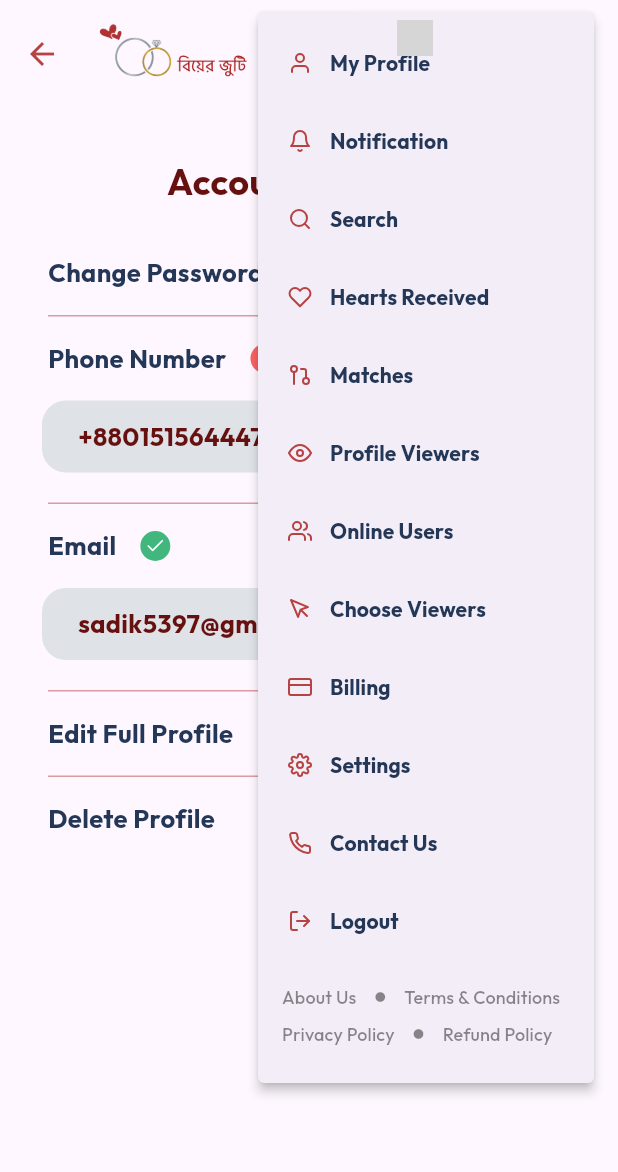
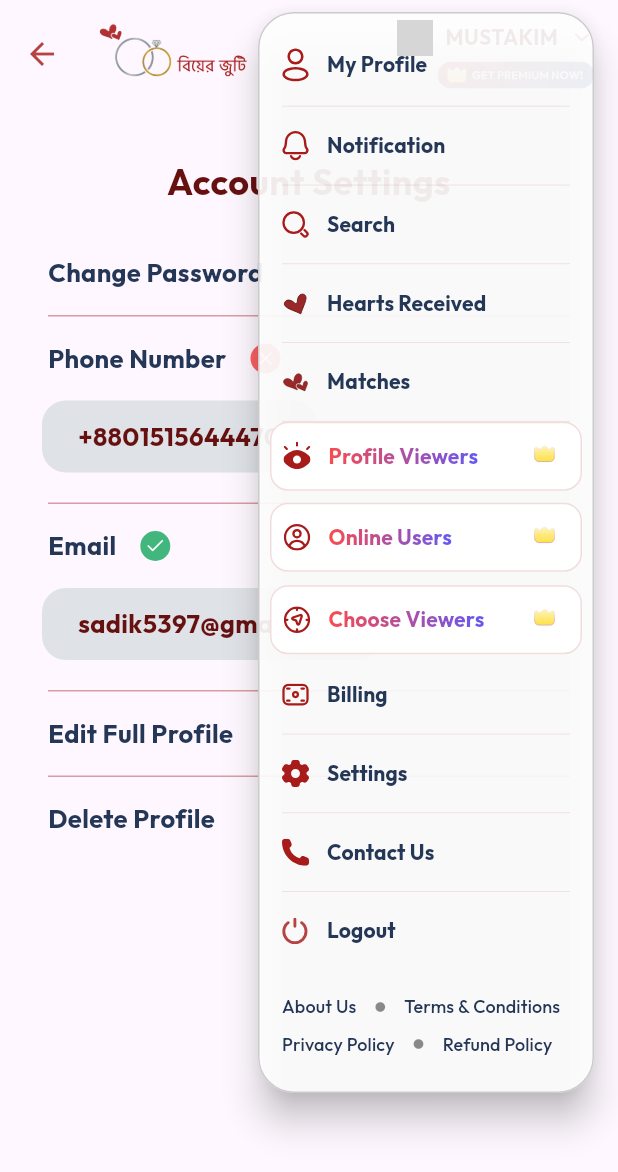
Before and after one commit to sadik5397/biyer_juti_flutter_sadik5397, a Flutter app: the AccountSettings screen opened directly, after a tap on "MUSTAKIM", on a phone screen of 412 x 824 dp. Shown: the top 1172 px of the screen. Run offline on Flutter 3.47's test engine with Material 3 defaults, Android fonts, the phone set to English and light mode, and no system bars; our stand-ins replace cached_network_image, carousel_slider, dotted_border, dropdown_button2, feather_icons, flutter_image_compress and 5 more; network calls fail; key blocks and very long unbroken strings in the code were emptied for the run; grey boxes are pictures that could not be loaded.

Commit message:
UI Bajekoro - Phase 03

```diff
--- a/analysis_options.yaml
+++ b/analysis_options.yaml
@@ -7,7 +7,7 @@
 
 # The following line activates a set of recommended lints for Flutter apps,
 # packages, and plugins designed to encourage good coding practices.
-include: package:flutter_lints/flutter.yaml
+# include: package:flutter_lints/flutter.yaml
 
 linter:
   # The lint rules applied to this project can be customized in the
--- a/lib/component/app_bar.dart
+++ b/lib/component/app_bar.dart
@@ -1,4 +1,5 @@
 import 'package:biyer_juti/component/hyperlink.dart';
+import 'package:biyer_juti/theme/border_radius.dart';
 import 'package:biyer_juti/theme/colors.dart';
 import 'package:biyer_juti/theme/padding.dart';
 import 'package:biyer_juti/util/page_navigation.dart';
@@ -7,6 +8,7 @@ import 'package:cached_network_image/cached_network_image.dart';
 import 'package:feather_icons/feather_icons.dart';
 import 'package:flutter/material.dart';
 import 'package:flutter_svg/svg.dart';
+import 'package:hexcolor/hexcolor.dart';
 
 import '../theme/gap.dart';
 import '../util/menu.dart';
@@ -21,6 +23,10 @@ class ThemeAppBar {
           Padding(
               padding: ThemePadding.p2.copyWith(right: ThemePadding.value * 4, left: ThemePadding.value * 4),
               child: PopupMenuButton(
+                  color: Colors.white.withOpacity(.9),
+                  surfaceTintColor: Colors.white,
+                  shape: RoundedRectangleBorder(borderRadius: ThemeBorderRadius.r6, side: BorderSide(width: 1, color: HexColor("#CCCCCC"))),
+                  elevation: 10,
                   padding: EdgeInsets.zero,
                   child: Column(mainAxisAlignment: MainAxisAlignment.center, crossAxisAlignment: CrossAxisAlignment.end, children: [
                     Row(crossAxisAlignment: CrossAxisAlignment.center, children: [
--- a/lib/theme/colors.dart
+++ b/lib/theme/colors.dart
@@ -23,6 +23,7 @@ class ThemeGradient {
   static LinearGradient primary = LinearGradient(colors: [HexColor("#EF5656"), HexColor("#FC333F")], begin: Alignment.centerLeft, end: Alignment.centerRight);
   static LinearGradient secondary = LinearGradient(colors: [HexColor("#A62929"), HexColor("#FE1010")], begin: Alignment.centerLeft, end: Alignment.centerRight);
   static LinearGradient red = LinearGradient(colors: [HexColor("#D96565"), HexColor("#B91A1A")], begin: Alignment.centerLeft, end: Alignment.centerRight);
+  static LinearGradient chokmoke = LinearGradient(colors: [HexColor("#FA4A4E"), HexColor("#6457F5")], begin: Alignment.centerLeft, end: Alignment.centerRight);
   static LinearGradient pink = LinearGradient(colors: [HexColor("#D4488B"), HexColor("#FF2876")], begin: Alignment.centerLeft, end: Alignment.centerRight);
   static LinearGradient lite = LinearGradient(colors: [HexColor("#D8D3D3"), HexColor("#EE6C6C")], begin: Alignment.centerLeft, end: Alignment.centerRight);
   static LinearGradient orange = LinearGradient(colors: [HexColor("#ED8A6B"), HexColor("#D15353")], begin: Alignment.topLeft, end: Alignment.bottomRight, stops: [0.25, 0.75]);
--- a/lib/util/menu.dart
+++ b/lib/util/menu.dart
@@ -7,7 +7,6 @@ import 'package:biyer_juti/views/profile.dart';
 import 'package:biyer_juti/views/search.dart';
 import 'package:biyer_juti/views/sign_in.dart';
 import 'package:biyer_juti/views/upgrade_to_premium.dart';
-import 'package:feather_icons/feather_icons.dart';
 import 'package:flutter/material.dart';
 
 import '../component/popup_menu.dart';
@@ -18,18 +17,18 @@ import '../views/online.dart';
 import '../views/profile_viewer.dart';
 
 List<PopupMenuEntry> appMenu(BuildContext context) => [
-      menuItem(index: 0, context: context, label: "My Profile", icon: FeatherIcons.user, onTap: () => route(context, const Profile(myProfile: true))),
-      menuItem(index: 1, context: context, label: "Notification", icon: FeatherIcons.bell, onTap: () => route(context, const Notifications())),
-      menuItem(index: 2, context: context, label: "Search", icon: FeatherIcons.search, onTap: () => route(context, const Search())),
-      menuItem(index: 3, context: context, label: "Hearts Received", icon: FeatherIcons.heart, onTap: () => route(context, const Home())),
-      menuItem(index: 4, context: context, label: "Matches", icon: FeatherIcons.gitPullRequest, onTap: () => route(context, const Match())),
-      menuItem(index: 5, context: context, label: "Profile Viewers", icon: FeatherIcons.eye, onTap: () => route(context, const ProfileViewer())),
-      menuItem(index: 6, context: context, label: "Online Users", icon: FeatherIcons.users, onTap: () => route(context, const Online())),
-      menuItem(index: 7, context: context, label: "Choose Viewers", icon: FeatherIcons.mousePointer, onTap: () => route(context, const ChooseViewers())),
-      menuItem(index: 8, context: context, label: "Billing", icon: FeatherIcons.creditCard, onTap: () => route(context, const UpgradeToPremium())),
-      menuItem(index: 9, context: context, label: "Settings", icon: FeatherIcons.settings, onTap: () => route(context, const AccountSettings())),
-      menuItem(index: 10, context: context, label: "Contact Us", icon: FeatherIcons.phone, onTap: () => route(context, const ContactUs())),
-      menuItem(index: 11, context: context, label: "Logout", icon: FeatherIcons.logOut, onTap: () => routeNoBack(context, const SignIn())),
+      menuItem(index: 0, context: context, label: "My Profile", icon: "my_profile", onTap: () => route(context, const Profile(myProfile: true))),
+      menuItem(index: 1, context: context, label: "Notification", icon: "notification", onTap: () => route(context, const Notifications())),
+      menuItem(index: 2, context: context, label: "Search", icon: "search", onTap: () => route(context, const Search())),
+      menuItem(index: 3, context: context, label: "Hearts Received", icon: "heart_rcvd", onTap: () => route(context, const Home())),
+      menuItem(index: 4, context: context, label: "Matches", icon: "match", onTap: () => route(context, const Match())),
+      menuItem(index: 5, context: context, premiumFeature: true, label: "Profile Viewers", icon: "profile_viewers", onTap: () => route(context, const ProfileViewer())),
+      menuItem(index: 6, context: context, premiumFeature: true, label: "Online Users", icon: "online_users", onTap: () => route(context, const Online())),
+      menuItem(index: 7, context: context, premiumFeature: true, label: "Choose Viewers", icon: "choose_viewers", onTap: () => route(context, const ChooseViewers()), lastItem: true),
+      menuItem(index: 8, context: context, label: "Billing", icon: "billing", onTap: () => route(context, const UpgradeToPremium())),
+      menuItem(index: 9, context: context, label: "Settings", icon: "settings", onTap: () => route(context, const AccountSettings())),
+      menuItem(index: 10, context: context, label: "Contact Us", icon: "contact_us", onTap: () => route(context, const ContactUs())),
+      menuItem(index: 11, context: context, label: "Logout", icon: "logout", onTap: () => routeNoBack(context, const SignIn()), lastItem: true),
       footerItem(
           index: 12,
           context: context,
--- a/pubspec.yaml
+++ b/pubspec.yaml
@@ -82,6 +82,7 @@ flutter:
   assets:
     - assets/
     - assets/svg/
+    - assets/menu/
 
   # An image asset can refer to one or more resolution-specific "variants", see
   # https://flutter.dev/assets-and-images/#resolution-aware
```
Also changed, not shown: lib/component/popup_menu.dart (+33 -14 lines), assets/menu/billing.svg (added), assets/menu/choose_viewers.svg (added), assets/menu/contact_us.svg (added), assets/menu/heart_rcvd.svg (added), assets/menu/logout.svg (added), assets/menu/match.svg (added), assets/menu/my_profile.svg (added), assets/menu/notification.svg (added), assets/menu/online_users.svg (added), assets/menu/profile_viewers.svg (added), assets/menu/search.svg (added), assets/menu/settings.svg (added).
